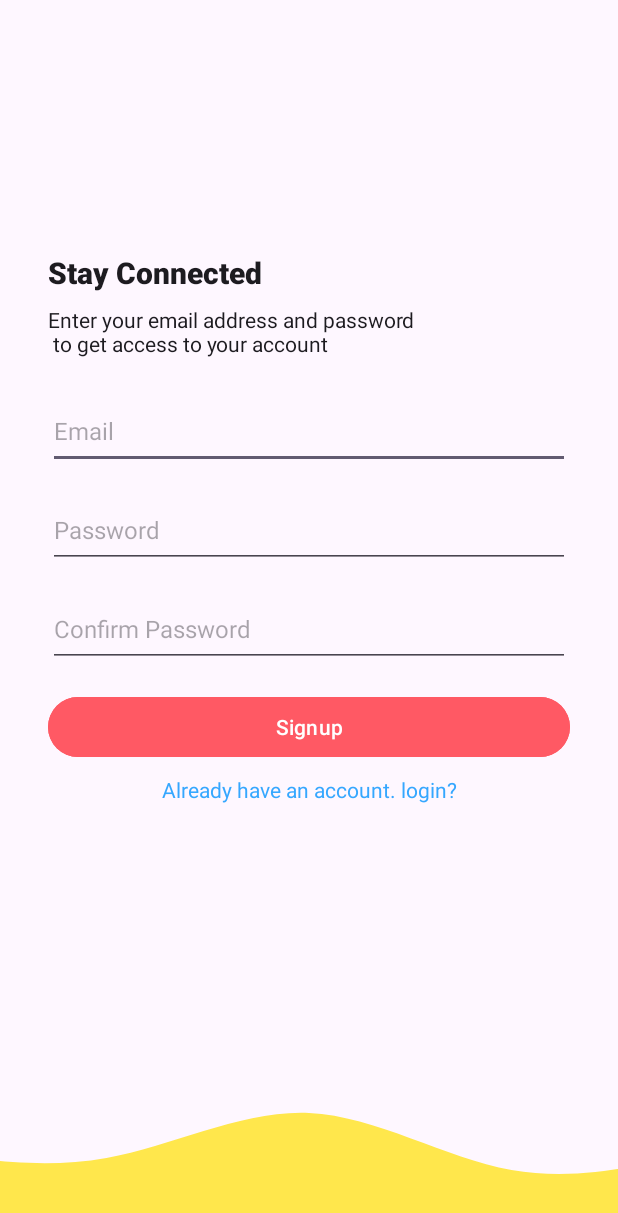
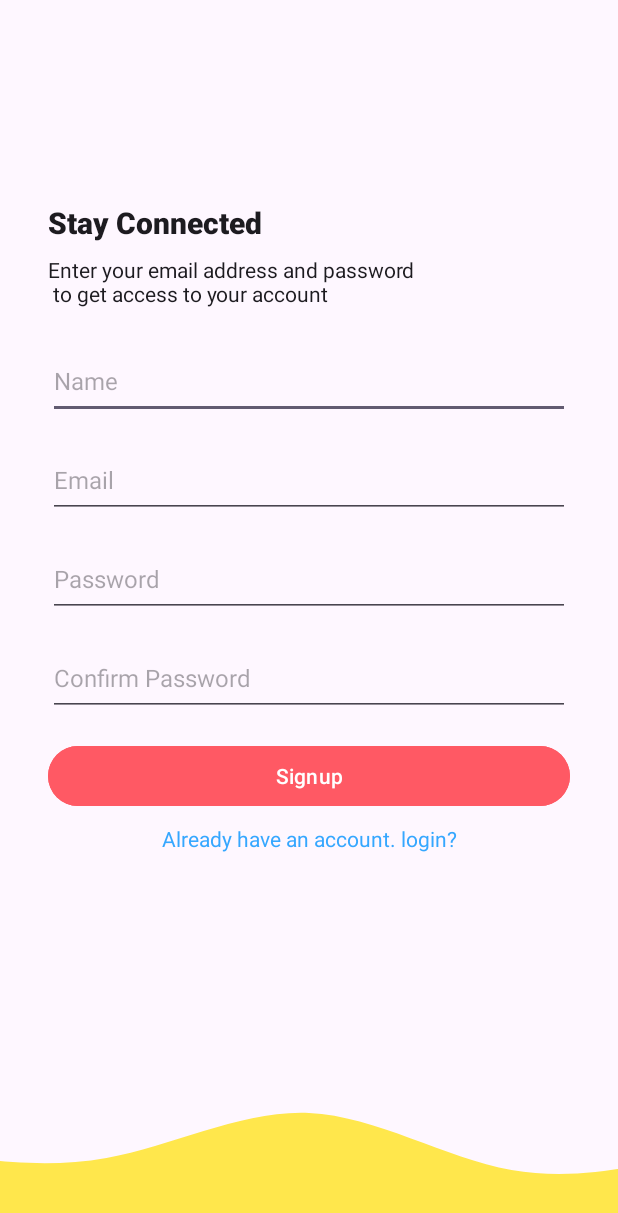
Before and after one commit to tanmays62343/Orizel-School, an Android app: the SignupActivity screen opened directly, with no data from a screen before it, after a tap on "Signup", on a phone screen of 412 x 824 dp. Shown: the top 1213 px of the screen. Run offline under Robolectric (Android 15) with nearby library versions, the phone set to English and light mode, and no system bars; our stand-ins replace Firebase (no records; nobody signed in at launch, a user with empty details on screens opened directly).

Commit message:
Saving user info on Signup

```diff
--- a/app/src/main/java/com/orizel/activities/LoginActivity.kt
+++ b/app/src/main/java/com/orizel/activities/LoginActivity.kt
@@ -7,12 +7,13 @@ import android.os.Bundle
 import android.widget.Toast
 import com.google.firebase.auth.FirebaseAuth
 import com.google.firebase.auth.FirebaseUser
-import com.orizel.R
 import com.orizel.databinding.ActivityLoginBinding
 
 class LoginActivity : AppCompatActivity() {
 
     private var binding : ActivityLoginBinding? = null
+
+    //for firebase authentication
     private lateinit var firebaseAuth: FirebaseAuth
     private var user : FirebaseUser? = null
 
@@ -69,7 +70,6 @@ class LoginActivity : AppCompatActivity() {
                         Toast.LENGTH_SHORT).show()
                 }
             }
-
     }
 
 }
--- a/app/src/main/java/com/orizel/activities/MainActivity.kt
+++ b/app/src/main/java/com/orizel/activities/MainActivity.kt
@@ -47,6 +47,7 @@ class MainActivity : AppCompatActivity() {
             ).show()
             intent = Intent(this, LoginActivity::class.java)
             startActivity(intent)
+            finish()
         }
 
 
@@ -95,6 +96,10 @@ class MainActivity : AppCompatActivity() {
                     }
                     true
                 }
+                R.id.rateUs ->{
+                    //TODO (When uploaded to playStore)
+                    true
+                }
                 else -> {
                     Toast.makeText(this,
                         "Error", Toast.LENGTH_SHORT).show()
--- a/app/src/main/java/com/orizel/activities/SignupActivity.kt
+++ b/app/src/main/java/com/orizel/activities/SignupActivity.kt
@@ -6,13 +6,20 @@ import androidx.appcompat.app.AppCompatActivity
 import android.os.Bundle
 import android.widget.Toast
 import com.google.firebase.auth.FirebaseAuth
-import com.orizel.R
+import com.google.firebase.firestore.FirebaseFirestore
+import com.orizel.utils.Constants.USERS_COLLECTION
 import com.orizel.databinding.ActivitySignupBinding
+import com.orizel.models.User
 
 class SignupActivity : AppCompatActivity() {
 
     private var binding: ActivitySignupBinding? = null
+
+    //for firebase authentication
     private lateinit var firebaseAuth: FirebaseAuth
+
+    //for firebase firestore database
+    private lateinit var firestore: FirebaseFirestore
 
     override fun onCreate(savedInstanceState: Bundle?) {
         super.onCreate(savedInstanceState)
@@ -21,13 +28,14 @@ class SignupActivity : AppCompatActivity() {
 
         //initializing firebase
         firebaseAuth = FirebaseAuth.getInstance()
+        firestore = FirebaseFirestore.getInstance()
 
         binding?.SignupBtn?.setOnClickListener {
             signUpUser()
         }
         binding?.tvLogin?.setOnClickListener {
             binding?.tvLogin?.setTextColor(Color.parseColor("#551A8B"))
-            intent = Intent(this,LoginActivity::class.java)
+            intent = Intent(this, LoginActivity::class.java)
             startActivity(intent)
             finish()
         }
@@ -35,12 +43,17 @@ class SignupActivity : AppCompatActivity() {
 
     //creating a user using firebase
     private fun signUpUser() {
+        val name = binding?.etSname?.text.toString()
         val email = binding?.etSemail?.text.toString()
         val password = binding?.etSpassword?.text.toString()
         val confirmPassword = binding?.etCnfrmPass?.text.toString()
 
+        val mUser = User(name, email)
+
         //General ID and Password Authentication
-        if (email.isBlank() || password.isBlank() || confirmPassword.isBlank()) {
+        if (email.isBlank() || password.isBlank()
+            || confirmPassword.isBlank() || name.isBlank()
+        ) {
             Toast.makeText(
                 this, "Fields cannot be Blank",
                 Toast.LENGTH_SHORT
@@ -66,18 +79,20 @@ class SignupActivity : AppCompatActivity() {
                                     this, "Verification email sent",
                                     Toast.LENGTH_LONG
                                 ).show()
+                                saveUserInfo(user.uid,mUser)
                                 binding?.etSemail?.text?.clear()
                                 binding?.etSpassword?.text?.clear()
                                 binding?.etCnfrmPass?.text?.clear()
                                 firebaseAuth.signOut()
-                                startActivity(Intent(this,LoginActivity::class.java))
-                            }else {
-                                Toast.makeText(this, "Failed to sent Verification email",
-                                    Toast.LENGTH_LONG).show()
+                                startActivity(Intent(this, LoginActivity::class.java))
+                            } else {
+                                Toast.makeText(
+                                    this, "Failed to sent Verification email",
+                                    Toast.LENGTH_LONG
+                                ).show()
                             }
                         }
-                }
-                else {
+                } else {
                     Toast.makeText(
                         this, "Error Creating User",
                         Toast.LENGTH_LONG
@@ -86,4 +101,11 @@ class SignupActivity : AppCompatActivity() {
             }
     }
 
+    private fun saveUserInfo(userUid: String, user: User) {
+        firestore.collection(USERS_COLLECTION)
+            .document(userUid)
+            .set(user)
+    }
+
+
 }
--- a/app/src/main/java/com/orizel/fragments/FoodProductsFragment.kt
+++ b/app/src/main/java/com/orizel/fragments/FoodProductsFragment.kt
@@ -8,6 +8,7 @@ import android.view.ViewGroup
 import android.widget.Toast
 import com.google.firebase.firestore.FirebaseFirestore
 import com.orizel.R
+import com.orizel.utils.Constants.FOOD_PRODUCTS
 import com.orizel.adapters.MainRecyclerAdapter
 import com.orizel.databinding.FragmentFoodProductsBinding
 import com.orizel.models.FoodProduct
@@ -57,7 +58,7 @@ class FoodProductsFragment : Fragment(R.layout.fragment_food_products) {
     //Setting up the firebase Database
     private fun setupFireStore() {
         firestore = FirebaseFirestore.getInstance()
-        val collectionReference = firestore.collection("foodProduct")
+        val collectionReference = firestore.collection(FOOD_PRODUCTS)
         collectionReference.addSnapshotListener { value, error ->
             if(value == null || error != null){
                 Toast.makeText(requireContext(), "Cannot fetch data",
@@ -69,7 +70,6 @@ class FoodProductsFragment : Fragment(R.layout.fragment_food_products) {
             binding?.mainRecyclerView?.adapter = MainRecyclerAdapter(
                 requireContext(),
                 foodProductsList)
-
             /*binding?.mainRecyclerView?.adapter?.notifyDataSetChanged()
             we do not require this here*/
         }
--- /dev/null
+++ b/app/src/main/java/com/orizel/models/User.kt
@@ -0,0 +1,6 @@
+package com.orizel.models
+
+data class User(
+    var name : String,
+    var email : String
+)
--- /dev/null
+++ b/app/src/main/java/com/orizel/utils/Constants.kt
@@ -0,0 +1,6 @@
+package com.orizel.utils
+
+object Constants {
+    const val USERS_COLLECTION = "Users"
+    const val FOOD_PRODUCTS = "foodProduct"
+}
--- a/app/src/main/res/layout/activity_signup.xml
+++ b/app/src/main/res/layout/activity_signup.xml
@@ -33,13 +33,23 @@
             android:text="Enter your email address and password \n to get access to your account" />
 
         <EditText
+            android:id="@+id/et_Sname"
+            android:layout_width="match_parent"
+            android:layout_height="50dp"
+            android:ems="10"
+            android:hint="Name"
+            android:textSize="16sp"
+            android:layout_marginTop="24dp"
+            android:inputType="textEmailAddress" />
+
+        <EditText
             android:id="@+id/et_Semail"
             android:layout_width="match_parent"
             android:layout_height="50dp"
             android:ems="10"
             android:hint="Email"
             android:textSize="16sp"
-            android:layout_marginTop="24dp"
+            android:layout_marginTop="16dp"
             android:inputType="textEmailAddress" />
 
         <EditText
--- a/build.gradle.kts
+++ b/build.gradle.kts
@@ -5,6 +5,6 @@ buildscript {
 }
 // Top-level build file where you can add configuration options common to all sub-projects/modules.
 plugins {
-    id("com.android.application") version "8.1.2" apply false
+    id("com.android.application") version "8.1.4" apply false
     id("org.jetbrains.kotlin.android") version "1.9.0" apply false
 }
```
